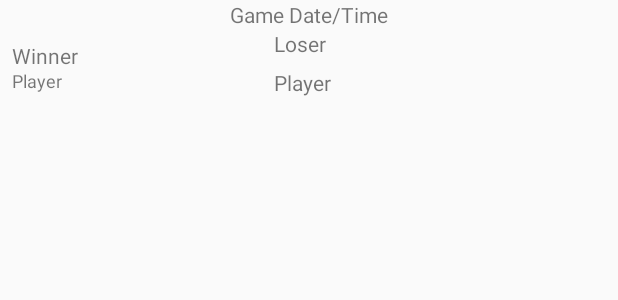
After one commit to nicwenzel26/TicTacToe, an Android app: the layout list_item_history.xml on its own in the app's theme, with its tools: preview values and no code run, on a phone screen of 412 x 824 dp. The commit adds this screen. Shown: the top 300 px of the screen. Run offline under Robolectric (Android 15) with nearby library versions, the phone set to English and light mode, and no system bars.

Commit message:
Added framework for history item

```diff
--- a/A2/app/src/main/java/com/csci448/a2/MainActivity.kt
+++ b/A2/app/src/main/java/com/csci448/a2/MainActivity.kt
@@ -2,6 +2,9 @@ package com.csci448.a2
 
 import androidx.appcompat.app.AppCompatActivity
 import android.os.Bundle
+import com.csci448.a2.ui.GameScreenFragment
+import com.csci448.a2.ui.HomeScreenFragment
+import com.csci448.a2.ui.PrefScreenFragment
 
 class MainActivity : AppCompatActivity(), HomeScreenFragment.CallBacks, GameScreenFragment.CallBacks {
 
--- a/A2/app/src/main/java/com/csci448/a2/GridSpace.kt
+++ b/A2/app/src/main/java/com/csci448/a2/data/GridSpace.kt
@@ -1,4 +1,4 @@
-package com.csci448.a2
+package com.csci448.a2.data
 
 import android.widget.ImageButton
 
--- /dev/null
+++ b/A2/app/src/main/java/com/csci448/a2/data/HistoryData.kt
@@ -0,0 +1,9 @@
+package com.csci448.a2.data
+
+import java.util.*
+
+data class HistoryData(val id: UUID = UUID.randomUUID(),
+                       var winner:String = "",
+                       var status:String = "",
+                       var date: Date = Date(),
+                       var loser:String = "")
--- /dev/null
+++ b/A2/app/src/main/java/com/csci448/a2/ui/HistoryFragment.kt
@@ -0,0 +1,17 @@
+package com.csci448.a2.ui
+
+import android.os.Bundle
+import androidx.fragment.app.Fragment
+import androidx.lifecycle.ViewModelProvider
+
+class HistoryFragment:Fragment() {
+
+    private lateinit var historyViewModel: HistoryViewModel
+
+    override fun onCreate(savedInstanceState: Bundle?) {
+        super.onCreate(savedInstanceState)
+
+        val factory = HistoryViewModelFactory()
+        historyViewModel = ViewModelProvider(this, factory).get(HistoryViewModel::class.java)
+    }
+}
--- /dev/null
+++ b/A2/app/src/main/java/com/csci448/a2/ui/HistoryViewModel.kt
@@ -0,0 +1,6 @@
+package com.csci448.a2.ui
+
+import androidx.lifecycle.ViewModel
+
+class HistoryViewModel:ViewModel() {
+}
--- /dev/null
+++ b/A2/app/src/main/java/com/csci448/a2/ui/HistoryViewModelFactory.kt
@@ -0,0 +1,10 @@
+package com.csci448.a2.ui
+
+import androidx.lifecycle.ViewModel
+import androidx.lifecycle.ViewModelProvider
+
+class HistoryViewModelFactory: ViewModelProvider.Factory {
+    override fun <T : ViewModel?> create(modelClass: Class<T>): T {
+        return modelClass.getConstructor().newInstance()
+    }
+}
--- a/A2/app/src/main/java/com/csci448/a2/HomeScreenFragment.kt
+++ b/A2/app/src/main/java/com/csci448/a2/ui/HomeScreenFragment.kt
@@ -1,11 +1,10 @@
-package com.csci448.a2
+package com.csci448.a2.ui
 
-import android.app.Activity
 import android.content.Context
 import android.os.Bundle
 import android.view.*
-import android.widget.Toast
 import androidx.fragment.app.Fragment
+import com.csci448.a2.R
 
 class HomeScreenFragment:Fragment() {
 
--- a/A2/app/src/main/java/com/csci448/a2/PrefScreenFragment.kt
+++ b/A2/app/src/main/java/com/csci448/a2/ui/PrefScreenFragment.kt
@@ -1,10 +1,11 @@
-package com.csci448.a2
+package com.csci448.a2.ui
 
 import android.os.Bundle
 import android.view.LayoutInflater
 import android.view.View
 import android.view.ViewGroup
 import androidx.fragment.app.Fragment
+import com.csci448.a2.R
 
 class PrefScreenFragment:Fragment() {
 
--- /dev/null
+++ b/A2/app/src/main/res/layout/list_item_history.xml
@@ -0,0 +1,76 @@
+<?xml version="1.0" encoding="utf-8"?>
+<LinearLayout
+    xmlns:android="http://schemas.android.com/apk/res/android"
+    android:orientation="vertical"
+    android:layout_width="match_parent"
+    android:layout_height="wrap_content">
+
+    <LinearLayout
+        android:layout_width="match_parent"
+        android:layout_height="wrap_content">
+
+        <TextView
+            android:layout_width="match_parent"
+            android:layout_height="wrap_content"
+            android:text="Game Date/Time"
+            android:gravity="center"
+            android:id="@+id/game_date"/>
+
+
+
+    </LinearLayout>
+
+    <LinearLayout
+        android:layout_width="match_parent"
+        android:layout_height="wrap_content"
+        android:orientation="horizontal">
+
+        <LinearLayout
+            android:layout_width="0dp"
+            android:layout_height="match_parent"
+            android:layout_weight=".4"
+            android:orientation="vertical"
+            android:padding="8dp">
+
+            <TextView
+                android:layout_width="match_parent"
+                android:layout_height="0dp"
+                android:layout_weight=".5"
+                android:text="@string/winner"
+                android:textSize="14sp"
+                />
+
+            <TextView
+                android:layout_width="match_parent"
+                android:layout_height="0dp"
+                android:layout_weight=".5"
+                android:text="Player"
+                android:id="@+id/winning_player_text_view"
+                android:textSize="12sp"/>
+
+        </LinearLayout>
+
+        <LinearLayout
+            android:layout_width="0dp"
+            android:layout_height="match_parent"
+            android:layout_weight=".5"
+            android:orientation="vertical">
+
+            <TextView
+                android:layout_width="match_parent"
+                android:layout_height="0dp"
+                android:layout_weight=".5"
+                android:text="@string/loser"
+                android:textSize="14sp"/>
+
+            <TextView
+                android:layout_width="match_parent"
+                android:layout_height="0dp"
+                android:layout_weight=".5"
+                android:text="Player"
+                android:id="@+id/losing_player_text_view"/>
+        </LinearLayout>
+
+    </LinearLayout>
+
+</LinearLayout>
--- a/A2/app/src/main/res/values/strings.xml
+++ b/A2/app/src/main/res/values/strings.xml
@@ -14,4 +14,6 @@
     <string name="player_wins">Player 1 Wins!</string>
     <string name="play_again_button_text">PLAY AGAIN</string>
     <string name="return_button_text">RETURN</string>
+    <string name="winner">Winner</string>
+    <string name="loser">Loser</string>
 </resources>
```
Also changed, not shown: A2/app/src/main/java/com/csci448/a2/ui/GameScreenFragment.kt (renamed from A2/app/src/main/java/com/csci448/a2/GameScreenFragment.kt, +4 -3 lines).
